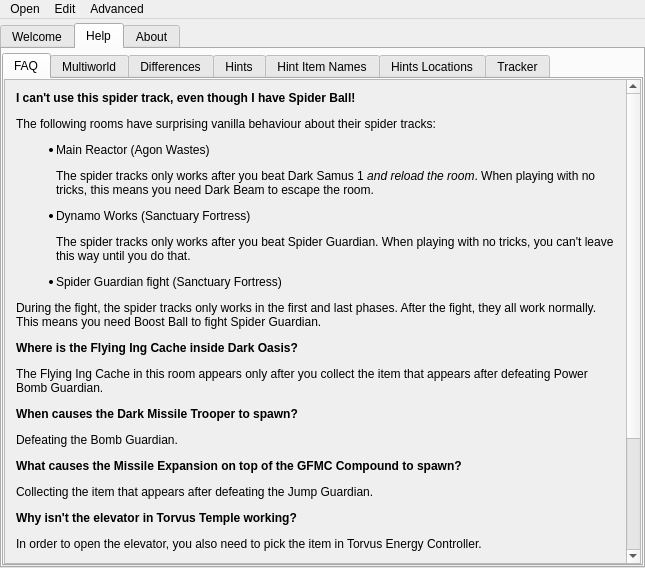
This is randovania/gui/ui_files/main_window.ui in randovania/randovania as Qt 5 draws it before an edit. The edited form follows.
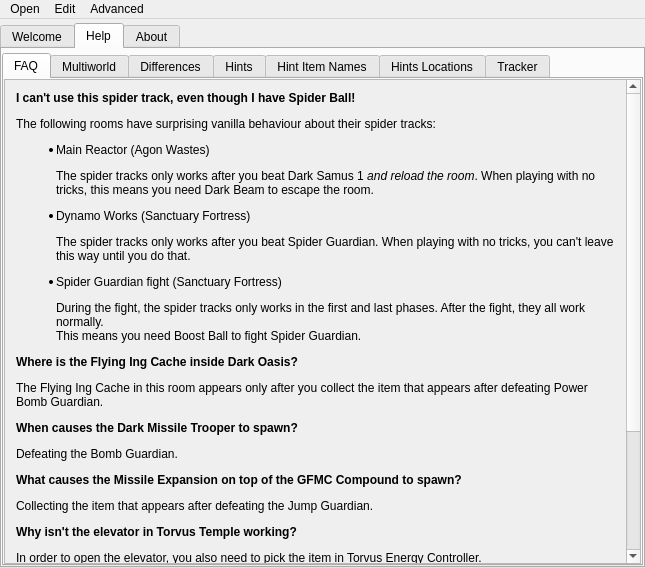
This is the edited form. The open tabs and pages were chosen to show the change. Icons and pictures are not drawn.

Commit message: Fixing indentation issue on FAQ page

Patch:
```diff
--- a/randovania/gui/ui_files/main_window.ui
+++ b/randovania/gui/ui_files/main_window.ui
@@ -686,7 +686,7 @@
                 <item row="0" column="0">
                  <widget class="QLabel" name="faq_label">
                   <property name="text">
-                   <string>&lt;html&gt;&lt;head/&gt;&lt;body&gt;&lt;p&gt;&lt;span style=&quot; font-weight:600;&quot;&gt;I can't use this spider track, even though I have Spider Ball!&lt;/span&gt;&lt;/p&gt;&lt;p&gt;The following rooms have surprising vanilla behaviour about their spider tracks:&lt;/p&gt;&lt;ul style=&quot;margin-top: 0px; margin-bottom: 0px; margin-left: 0px; margin-right: 0px; -qt-list-indent: 1;&quot;&gt;&lt;li style=&quot; margin-top:12px; margin-bottom:12px; margin-left:0px; margin-right:0px; -qt-block-indent:0; text-indent:0px;&quot;&gt;Main Reactor (Agon Wastes)&lt;/li&gt;&lt;p&gt;The spider tracks only works after you beat Dark Samus 1 &lt;span style=&quot; font-style:italic;&quot;&gt;and reload the room&lt;/span&gt;. When playing with no tricks, this means you need Dark Beam to escape the room.&lt;/p&gt;&lt;li style=&quot; margin-top:12px; margin-bottom:12px; margin-left:0px; margin-right:0px; -qt-block-indent:0; text-indent:0px;&quot;&gt;Dynamo Works (Sanctuary Fortress)&lt;/li&gt;&lt;p&gt;The spider tracks only works after you beat Spider Guardian. When playing with no tricks, you can't leave this way until you do that.&lt;/p&gt;&lt;li style=&quot; margin-top:12px; margin-bottom:12px; margin-left:0px; margin-right:0px; -qt-block-indent:0; text-indent:0px;&quot;&gt;Spider Guardian fight (Sanctuary Fortress)&lt;/li&gt;&lt;/ul&gt;&lt;p&gt;During the fight, the spider tracks only works in the first and last phases. After the fight, they all work normally.&lt;br/&gt;This means you need Boost Ball to fight Spider Guardian.&lt;/p&gt;&lt;p&gt;&lt;span style=&quot; font-weight:600;&quot;&gt;Where is the Flying Ing Cache inside Dark Oasis?&lt;/span&gt;&lt;/p&gt;&lt;p&gt;The Flying Ing Cache in this room appears only after you collect the item that appears after defeating Power Bomb Guardian.&lt;/p&gt;&lt;p&gt;&lt;span style=&quot; font-weight:600;&quot;&gt;When causes the Dark Missile Trooper to spawn?&lt;/span&gt;&lt;/p&gt;&lt;p&gt;Defeating the Bomb Guardian.&lt;/p&gt;&lt;p&gt;&lt;span style=&quot; font-weight:600;&quot;&gt;What causes the Missile Expansion on top of the GFMC Compound to spawn?&lt;/span&gt;&lt;/p&gt;&lt;p&gt;Collecting the item that appears after defeating the Jump Guardian.&lt;/p&gt;&lt;p&gt;&lt;span style=&quot; font-weight:600;&quot;&gt;Why isn't the elevator in Torvus Temple working?&lt;/span&gt;&lt;/p&gt;&lt;p&gt;In order to open the elevator, you also need to pick the item in Torvus Energy Controller.&lt;/p&gt;&lt;p&gt;&lt;span style=&quot; font-weight:600;&quot;&gt;Why can't I see the echo locks in Mining Plaza even when using the Echo Visor?&lt;/span&gt;&lt;/p&gt;&lt;p&gt;You need to beat Amorbis and then return the Agon Energy in order for these echo locks to appear.&lt;/p&gt;&lt;p&gt;&lt;span style=&quot; font-weight:600;&quot;&gt;Why can't I cross the door between Underground Transport and Torvus Temple?&lt;/span&gt;&lt;/p&gt;&lt;p&gt;The energy gate that disappears after the pirate fight in Torvus Temple blocks this door.&lt;/p&gt;&lt;p&gt;&lt;span style=&quot; font-weight:600;&quot;&gt;While scanning a hint, weird categories show up in the UI. Is something wrong?&lt;/span&gt;&lt;/p&gt;&lt;p&gt;This is a known issue with the randomizer. The correct categories show up in the logbook.&lt;/p&gt;&lt;/body&gt;&lt;/html&gt;</string>
+                   <string>&lt;html&gt;&lt;head/&gt;&lt;body&gt;&lt;p&gt;&lt;span style=&quot; font-weight:600;&quot;&gt;I can't use this spider track, even though I have Spider Ball!&lt;/span&gt;&lt;/p&gt;&lt;p&gt;The following rooms have surprising vanilla behaviour about their spider tracks:&lt;/p&gt;&lt;ul style=&quot;margin-top: 0px; margin-bottom: 0px; margin-left: 0px; margin-right: 0px; -qt-list-indent: 1;&quot;&gt;&lt;li style=&quot; margin-top:12px; margin-bottom:12px; margin-left:0px; margin-right:0px; -qt-block-indent:0; text-indent:0px;&quot;&gt;Main Reactor (Agon Wastes)&lt;/li&gt;&lt;p&gt;The spider tracks only works after you beat Dark Samus 1 &lt;span style=&quot; font-style:italic;&quot;&gt;and reload the room&lt;/span&gt;. When playing with no tricks, this means you need Dark Beam to escape the room.&lt;/p&gt;&lt;li style=&quot; margin-top:12px; margin-bottom:12px; margin-left:0px; margin-right:0px; -qt-block-indent:0; text-indent:0px;&quot;&gt;Dynamo Works (Sanctuary Fortress)&lt;/li&gt;&lt;p&gt;The spider tracks only works after you beat Spider Guardian. When playing with no tricks, you can't leave this way until you do that.&lt;/p&gt;&lt;li style=&quot; margin-top:12px; margin-bottom:12px; margin-left:0px; margin-right:0px; -qt-block-indent:0; text-indent:0px;&quot;&gt;Spider Guardian fight (Sanctuary Fortress)&lt;/li&gt;&lt;p&gt;During the fight, the spider tracks only works in the first and last phases. After the fight, they all work normally.&lt;br/&gt;This means you need Boost Ball to fight Spider Guardian.&lt;/p&gt;&lt;/ul&gt;&lt;p&gt;&lt;span style=&quot; font-weight:600;&quot;&gt;Where is the Flying Ing Cache inside Dark Oasis?&lt;/span&gt;&lt;/p&gt;&lt;p&gt;The Flying Ing Cache in this room appears only after you collect the item that appears after defeating Power Bomb Guardian.&lt;/p&gt;&lt;p&gt;&lt;span style=&quot; font-weight:600;&quot;&gt;When causes the Dark Missile Trooper to spawn?&lt;/span&gt;&lt;/p&gt;&lt;p&gt;Defeating the Bomb Guardian.&lt;/p&gt;&lt;p&gt;&lt;span style=&quot; font-weight:600;&quot;&gt;What causes the Missile Expansion on top of the GFMC Compound to spawn?&lt;/span&gt;&lt;/p&gt;&lt;p&gt;Collecting the item that appears after defeating the Jump Guardian.&lt;/p&gt;&lt;p&gt;&lt;span style=&quot; font-weight:600;&quot;&gt;Why isn't the elevator in Torvus Temple working?&lt;/span&gt;&lt;/p&gt;&lt;p&gt;In order to open the elevator, you also need to pick the item in Torvus Energy Controller.&lt;/p&gt;&lt;p&gt;&lt;span style=&quot; font-weight:600;&quot;&gt;Why can't I see the echo locks in Mining Plaza even when using the Echo Visor?&lt;/span&gt;&lt;/p&gt;&lt;p&gt;You need to beat Amorbis and then return the Agon Energy in order for these echo locks to appear.&lt;/p&gt;&lt;p&gt;&lt;span style=&quot; font-weight:600;&quot;&gt;Why can't I cross the door between Underground Transport and Torvus Temple?&lt;/span&gt;&lt;/p&gt;&lt;p&gt;The energy gate that disappears after the pirate fight in Torvus Temple blocks this door.&lt;/p&gt;&lt;p&gt;&lt;span style=&quot; font-weight:600;&quot;&gt;While scanning a hint, weird categories show up in the UI. Is something wrong?&lt;/span&gt;&lt;/p&gt;&lt;p&gt;This is a known issue with the randomizer. The correct categories show up in the logbook.&lt;/p&gt;&lt;/body&gt;&lt;/html&gt;</string>
                   </property>
                   <property name="alignment">
                    <set>Qt::AlignLeading|Qt::AlignLeft|Qt::AlignTop</set>
```
